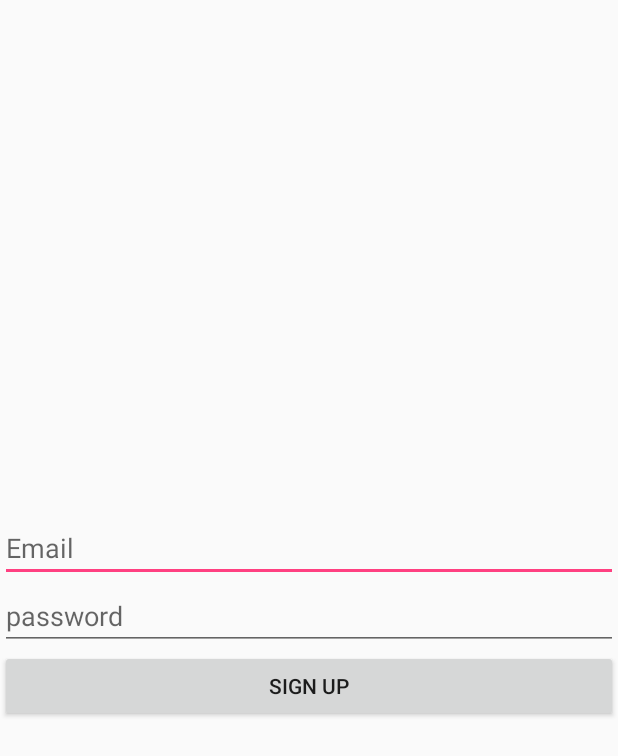
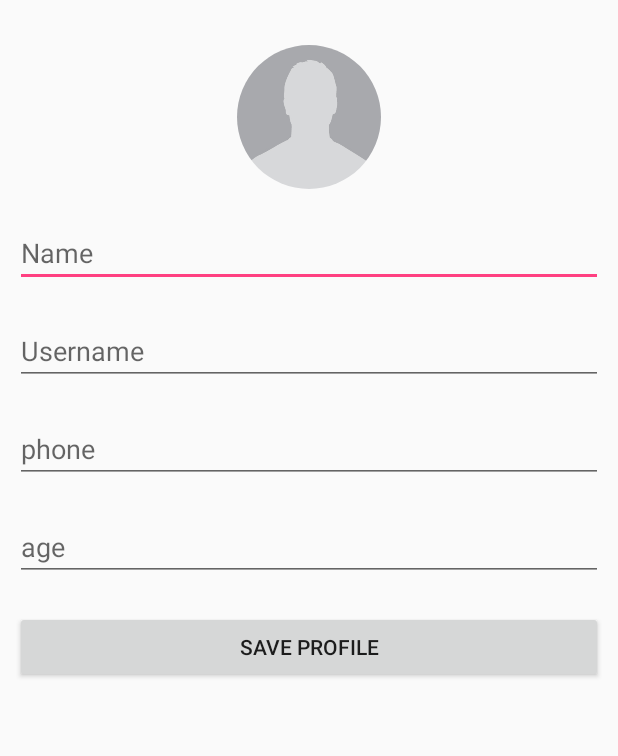
Before and after one commit to avalles/GetPR, an Android app: the SignUp screen opened directly, with no data from a screen before it, after a tap on "SIGN UP", on a phone screen of 412 x 824 dp. Shown: the top 756 px of the screen. Run offline under Robolectric (Android 15) with nearby library versions, the phone set to English and light mode, and no system bars; our stand-ins replace CircleImageView; libraries missing offline, so code that uses them is left out: com.parse.

Commit message:
setup profile

```diff
--- a/app/build.gradle
+++ b/app/build.gradle
@@ -26,6 +26,7 @@ dependencies {
     })
     compile 'com.android.support:appcompat-v7:24.2.1'
     compile 'com.parse:parse-android:1.13.1'
-    compile 'com.parse:parseinterceptors:0.0.2' // for logging API calls to LogCat
+    compile 'de.hdodenhof:circleimageview:2.1.0'
+
     testCompile 'junit:junit:4.12'
 }
--- a/app/src/main/AndroidManifest.xml
+++ b/app/src/main/AndroidManifest.xml
@@ -19,7 +19,8 @@
             </intent-filter>
         </activity>
         <activity android:name=".Login" />
-        <activity android:name=".SignUp"></activity>
+        <activity android:name=".SignUp" />
+        <activity android:name=".SetUpProfile"></activity>
     </application>
 
 </manifest>
--- /dev/null
+++ b/app/src/main/java/com/trafalascode/getpr/SetUpProfile.java
@@ -0,0 +1,14 @@
+package com.trafalascode.getpr;
+
+import android.support.v7.app.AppCompatActivity;
+import android.os.Bundle;
+
+public class SetUpProfile extends AppCompatActivity {
+
+    @Override
+    protected void onCreate(Bundle savedInstanceState) {
+        super.onCreate(savedInstanceState);
+        setContentView(R.layout.activity_set_up_profile);
+
+    }
+}
--- a/app/src/main/java/com/trafalascode/getpr/SignUp.java
+++ b/app/src/main/java/com/trafalascode/getpr/SignUp.java
@@ -16,7 +16,7 @@ import com.parse.SignUpCallback;
 
 public class SignUp extends AppCompatActivity {
 
-    EditText email, pass;
+    EditText username, email, pass;
     Button signUp;
 
     @Override
@@ -24,6 +24,7 @@ public class SignUp extends AppCompatActivity {
         super.onCreate(savedInstanceState);
         setContentView(R.layout.activity_sign_up);
 
+        username = (EditText)findViewById(R.id.signUpUsernameEditText);
         email = (EditText)findViewById(R.id.signUpEmailEditText);
         pass = (EditText)findViewById(R.id.signUpPassEditText);
         signUp = (Button)findViewById(R.id.signUpButton);
@@ -38,20 +39,26 @@ public class SignUp extends AppCompatActivity {
     }
 
     public void onSignUpPressed(){
-        ParseUser user = new ParseUser();
-        user.setUsername("test");
-        user.setEmail(email.getText().toString());
-        user.setPassword(pass.getText().toString());
+//        ParseUser user = new ParseUser();
+//        user.setUsername(username.getText().toString());
+//        user.setEmail(email.getText().toString());
+//        user.setPassword(pass.getText().toString());
+//
+//        user.signUpInBackground(new SignUpCallback() {
+//            @Override
+//            public void done(ParseException e) {
+//                if(e==null){
+//                    Toast.makeText(SignUp.this, "User signed up", Toast.LENGTH_LONG).show();
+//                    Intent intent = new Intent(SignUp.this, SetUpProfile.class);
+//                    startActivity(intent);
+//                    finish();
+//                }else{
+//                    Toast.makeText(SignUp.this, "Error: " + e.getMessage(), Toast.LENGTH_LONG).show();
+//                }
+//            }
+//        });
 
-        user.signUpInBackground(new SignUpCallback() {
-            @Override
-            public void done(ParseException e) {
-                if(e==null){
-                    Toast.makeText(SignUp.this, "User signed up", Toast.LENGTH_LONG).show();
-                }else{
-                    Toast.makeText(SignUp.this, "Error: " + e.getMessage(), Toast.LENGTH_LONG).show();
-                }
-            }
-        });
+        Intent intent = new Intent(this, SetUpProfile.class);
+        startActivity(intent);
     }
 }
--- /dev/null
+++ b/app/src/main/res/layout/activity_set_up_profile.xml
@@ -0,0 +1,67 @@
+<?xml version="1.0" encoding="utf-8"?>
+<LinearLayout xmlns:android="http://schemas.android.com/apk/res/android"
+    xmlns:tools="http://schemas.android.com/tools"
+    android:id="@+id/activity_set_up_profile"
+    android:layout_width="match_parent"
+    android:layout_height="match_parent"
+    android:orientation="vertical"
+    android:gravity="center_horizontal"
+    tools:context="com.trafalascode.getpr.SetUpProfile">
+
+
+    <de.hdodenhof.circleimageview.CircleImageView
+        android:id="@+id/profile_image"
+        android:layout_width="96dp"
+        android:layout_height="96dp"
+        android:src="@drawable/placeholder"
+        android:layout_marginTop="30dp"
+        />
+
+
+    <EditText
+        android:layout_width="match_parent"
+        android:layout_height="wrap_content"
+        android:inputType="text"
+        android:hint="Name"
+        android:layout_marginTop="20dp"
+        android:layout_marginLeft="10dp"
+        android:layout_marginRight="10dp"/>
+
+    <EditText
+        android:layout_width="match_parent"
+        android:layout_height="wrap_content"
+        android:inputType="text"
+        android:hint="Username"
+        android:layout_marginTop="20dp"
+        android:layout_marginLeft="10dp"
+        android:layout_marginRight="10dp"/>
+
+    <EditText
+        android:layout_width="match_parent"
+        android:layout_height="wrap_content"
+        android:inputType="text"
+        android:hint="phone"
+        android:layout_marginTop="20dp"
+        android:layout_marginLeft="10dp"
+        android:layout_marginRight="10dp"/>
+
+    <EditText
+        android:layout_width="match_parent"
+        android:layout_height="wrap_content"
+        android:inputType="text"
+        android:hint="age"
+        android:layout_marginTop="20dp"
+        android:layout_marginLeft="10dp"
+        android:layout_marginRight="10dp"/>
+
+    <Button
+        android:layout_width="match_parent"
+        android:layout_height="wrap_content"
+        android:text="Save Profile"
+        android:layout_marginTop="20dp"
+        android:layout_marginLeft="10dp"
+        android:layout_marginRight="10dp"/>
+
+
+
+</LinearLayout>
--- a/app/src/main/res/layout/activity_sign_up.xml
+++ b/app/src/main/res/layout/activity_sign_up.xml
@@ -8,6 +8,13 @@
     android:gravity="center"
     tools:context="com.trafalascode.getpr.SignUp">
 
+    <EditText
+        android:layout_width="match_parent"
+        android:layout_height="wrap_content"
+        android:inputType="textEmailAddress"
+        android:ems="10"
+        android:hint="username"
+        android:id="@+id/signUpUsernameEditText" />
 
     <EditText
         android:layout_width="match_parent"
```
Also changed, not shown: app/src/main/res/drawable/placeholder.png (added).
